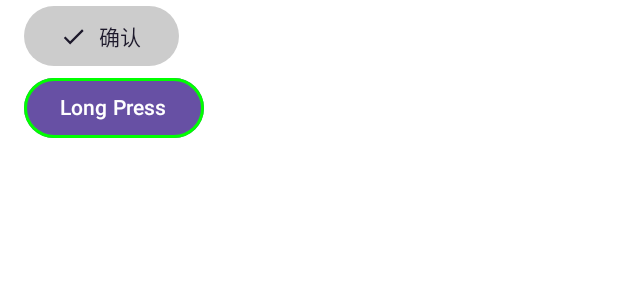
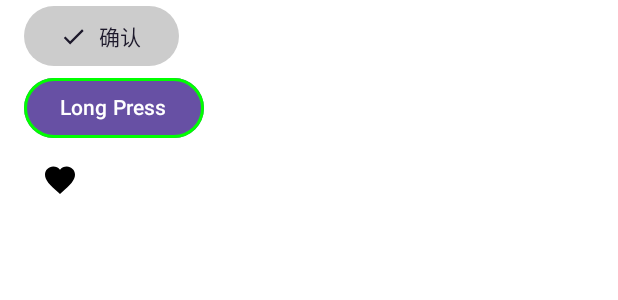
Before and after one commit to gengwenwu/AndroidComposeDemo, an Android app built with Jetpack Compose: the @Preview function C2_2_3_ComposeButtonSamplePreview, on a phone screen of 412 x 824 dp. Shown: the top 300 px of the screen. Run offline under Robolectric (Android 15) with nearby library versions, the phone set to English and light mode, and no system bars; Roboto replaces fonts that are not available here.

Commit message:
提供 IconButton

```diff
--- a/app/src/main/java/org/logan/compose/demo/ui/book/c2/C2_2_3_ComposeButtonFragment.kt
+++ b/app/src/main/java/org/logan/compose/demo/ui/book/c2/C2_2_3_ComposeButtonFragment.kt
@@ -4,6 +4,7 @@ import androidx.compose.foundation.BorderStroke
 import androidx.compose.foundation.interaction.MutableInteractionSource
 import androidx.compose.foundation.interaction.collectIsPressedAsState
 import androidx.compose.foundation.layout.Column
+import androidx.compose.foundation.layout.Row
 import androidx.compose.foundation.layout.Spacer
 import androidx.compose.foundation.layout.fillMaxSize
 import androidx.compose.foundation.layout.padding
@@ -11,9 +12,11 @@ import androidx.compose.foundation.layout.size
 import androidx.compose.foundation.layout.width
 import androidx.compose.material.icons.Icons
 import androidx.compose.material.icons.filled.Done
+import androidx.compose.material.icons.filled.Favorite
 import androidx.compose.material3.Button
 import androidx.compose.material3.ButtonDefaults
 import androidx.compose.material3.Icon
+import androidx.compose.material3.IconButton
 import androidx.compose.material3.Text
 import androidx.compose.runtime.Composable
 import androidx.compose.runtime.remember
@@ -53,12 +56,11 @@ fun C2_2_3_ComposeButtonSample(modifier: Modifier = Modifier) {
             .fillMaxSize()
     ) {
         ButtonSample()
-        // Spacer(modifier.height(8.dp))
-
         InteractionSourceButtonSample()
+        IconButtonSample()
+        FloatingActionButton()
     }
 }
-
 
 @Composable
 fun ButtonSample() {
@@ -106,3 +108,22 @@ fun InteractionSourceButtonSample() {
     }
 
 }
+
+
+@Composable
+fun IconButtonSample() {
+    // IconButton 实际上是 Button 组件简单的封装，在 IconButton 提供了一个图标组件， 图标尺寸一般 24 * 24dp。
+    IconButton(onClick = {
+
+    }) {
+        Icon(imageVector = Icons.Filled.Favorite, contentDescription = null)
+    }
+}
+
+
+@Composable
+fun FloatingActionButton() {
+    Row() {
+
+    }
+}
```
